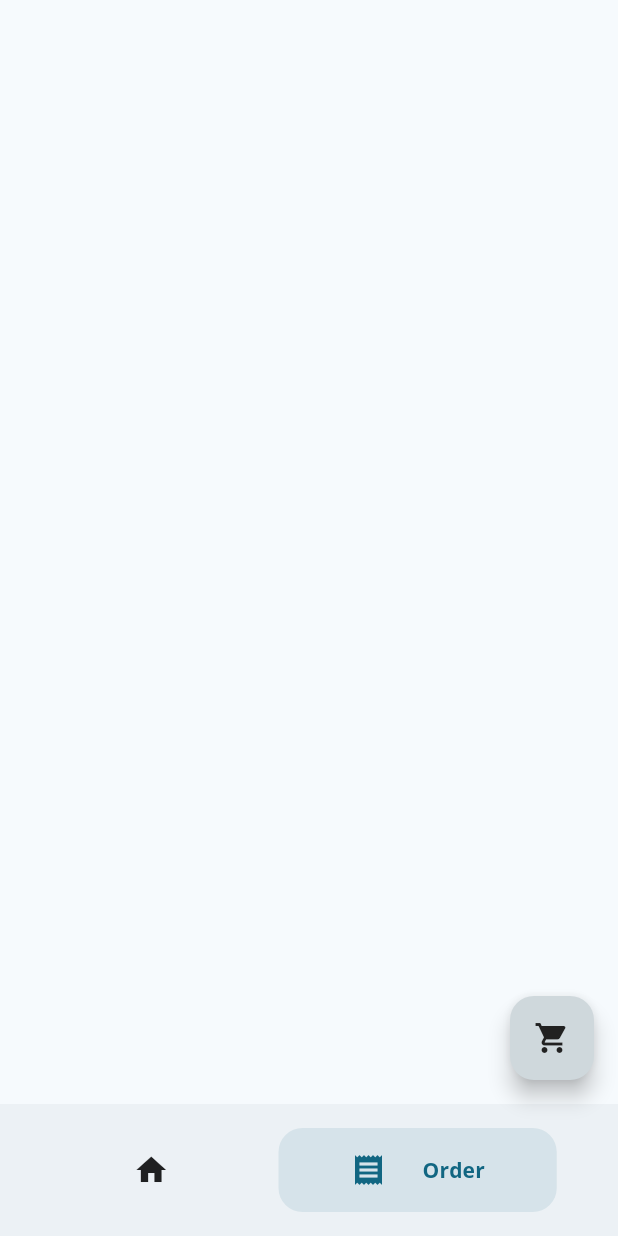
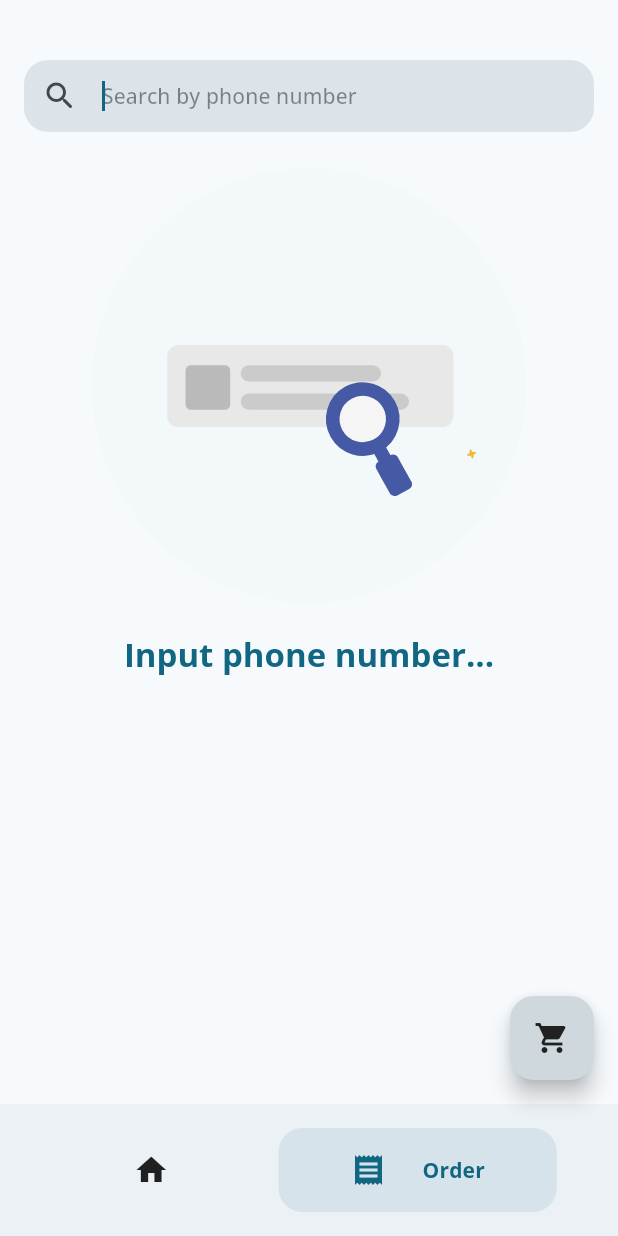
Before and after one commit to Mse-Group-4-Python/instrument_store_mobile, a Flutter app: the screen it shows after launch, swiped to page 2, on a phone screen of 412 x 824 dp. Run offline on Flutter 3.47's test engine with Material 3 defaults, Android fonts, the phone set to English and light mode, and no system bars; drawn by our look-alikes of animated_text_kit, keyboard_dismisser, salomon_bottom_bar; our stand-ins replace animate_do, dio, flutter_staggered_animations, get, google_fonts, lottie.

Commit message:
fixed by middle dev

```diff
--- a/lib/domain/models/customer_order_model.dart
+++ b/lib/domain/models/customer_order_model.dart
@@ -2,9 +2,65 @@ import 'package:instrument_store_mobile/domain/entities/customer_order_entity.da
 import 'package:instrument_store_mobile/domain/models/bases/base_model.dart';
 
 class CustomerOrderModel extends BaseModel {
-  const CustomerOrderModel();
+  final int id;
+  final String name;
+  final String phone;
+  final String address;
+  final DateTime orderDate;
+  final double totalPrice;
+  CustomerOrderModel({
+    required this.id,
+    required this.name,
+    required this.phone,
+    required this.address,
+    required this.totalPrice,
+  }) : orderDate = DateTime.now();
 
   factory CustomerOrderModel.fromEntity(CustomerOrderEntity entity) {
-    return const CustomerOrderModel();
+    return CustomerOrderModel(
+      id: 0,
+      name: '',
+      phone: '',
+      address: '',
+      totalPrice: 0,
+    );
+  }
+
+  static List<CustomerOrderModel> mockData({required String keyword}) {
+    final list = [
+      CustomerOrderModel(
+        id: 1,
+        name: 'Nguyen Van A',
+        phone: '0123456789',
+        address: 'Ha Noi',
+        totalPrice: 1000000,
+      ),
+      CustomerOrderModel(
+        id: 2,
+        name: 'Nguyen Van B',
+        phone: '0123456789',
+        address: 'Ha Noi',
+        totalPrice: 1000000,
+      ),
+      CustomerOrderModel(
+        id: 3,
+        name: 'Nguyen Van C',
+        phone: '0123456789',
+        address: 'Ha Noi',
+        totalPrice: 1000000,
+      ),
+      CustomerOrderModel(
+        id: 4,
+        name: 'Nguyen Van D',
+        phone: '0123456789',
+        address: 'Ha Noi',
+        totalPrice: 1000000,
+      ),
+    ];
+    final filterByPhone = list.where((element) {
+      final condition = element.phone.contains(keyword);
+      return condition;
+    }).toList();
+    return filterByPhone;
   }
 }
--- a/lib/presentation/pages/home/home_controller.dart
+++ b/lib/presentation/pages/home/home_controller.dart
@@ -19,8 +19,7 @@ enum HomeTabBar {
   }
 }
 
-class HomeController extends GetxController
-    with ServiceMixin, GetTickerProviderStateMixin {
+class HomeController extends GetxController with ServiceMixin, GetTickerProviderStateMixin {
   final List<HomeTabBar> _tabBarItems = [
     HomeTabBar.home,
     HomeTabBar.order,
@@ -46,6 +45,7 @@ class HomeController extends GetxController
 
   void onChangeTab(int index) {
     if (index == _tabBarItems.indexOf(_currentTab.value)) return;
+    if (index > _tabBarItems.length - 1) return;
     _currentTab.value = _tabBarItems[index];
     tabController.animateTo(index);
     pageController.animateToPage(
--- a/lib/presentation/pages/home/home_page.dart
+++ b/lib/presentation/pages/home/home_page.dart
@@ -18,6 +18,7 @@ class HomePage extends StatelessWidget {
         return Scaffold(
           body: PageView.builder(
             controller: controller.pageController,
+            itemCount: controller.tabBarItems.length,
             onPageChanged: (index) {
               controller.onChangeTab(index);
             },
@@ -48,8 +49,7 @@ class _BottonNavigationBar extends GetView<HomeController> {
     return Obx(
       () {
         return SalomonBottomBar(
-          backgroundColor:
-              context.theme.colorScheme.surfaceVariant.withOpacity(0.4),
+          backgroundColor: context.theme.colorScheme.surfaceVariant.withOpacity(0.4),
           currentIndex: controller.tabBarItems.indexOf(
             controller.currentTab,
           ),
--- a/lib/presentation/pages/order/order_controller.dart
+++ b/lib/presentation/pages/order/order_controller.dart
@@ -1,4 +1,44 @@
+import 'dart:developer';
+
+import 'package:flutter/material.dart';
 import 'package:get/get.dart';
+import 'package:instrument_store_mobile/domain/enums/loading_enum.dart';
+import 'package:instrument_store_mobile/domain/models/customer_order_model.dart';
 import 'package:instrument_store_mobile/domain/services/services.dart';
 
-class OrderController extends GetxController with ServiceMixin {}
+class OrderController extends GetxController with ServiceMixin {
+  final TextEditingController phoneSearchController = TextEditingController();
+
+  final Rx<LoadingState> loadingState = LoadingState.initial.obs;
+  final RxList<CustomerOrderModel> customerOrders = RxList<CustomerOrderModel>([]);
+  @override
+  void onInit() {
+    super.onInit();
+    phoneSearchController.addListener(() async {
+      if (phoneSearchController.text.isEmpty) {
+        loadingState.value = LoadingState.initial;
+        return;
+      }
+      log(phoneSearchController.text, name: 'OrderController_onInit()');
+      await search();
+    });
+  }
+
+  Future<void> search() async {
+    loadingState.value = LoadingState.loading;
+    try {
+      final result = CustomerOrderModel.mockData(
+        keyword: phoneSearchController.text,
+      );
+      await Future.delayed(const Duration(seconds: 2));
+      if (result.isEmpty) {
+        loadingState.value = LoadingState.empty;
+        return;
+      }
+      customerOrders.value = result;
+      loadingState.value = LoadingState.success;
+    } catch (e) {
+      loadingState.value = LoadingState.error;
+    }
+  }
+}
--- a/lib/presentation/pages/order/order_page.dart
+++ b/lib/presentation/pages/order/order_page.dart
@@ -1,5 +1,14 @@
+// ignore_for_file: unnecessary_const
+
 import 'package:flutter/material.dart';
 import 'package:get/get.dart';
+import 'package:instrument_store_mobile/domain/enums/loading_enum.dart';
+import 'package:instrument_store_mobile/presentation/widgets/common_text_field.dart';
+import 'package:instrument_store_mobile/presentation/widgets/empty_widget.dart';
+import 'package:instrument_store_mobile/presentation/widgets/error_widget.dart';
+import 'package:instrument_store_mobile/presentation/widgets/loading_widget.dart';
+import 'package:instrument_store_mobile/presentation/widgets/search_loading_widget.dart';
+import 'package:keyboard_dismisser/keyboard_dismisser.dart';
 
 import 'order_controller.dart';
 
@@ -10,8 +19,7 @@ class OrderPage extends StatefulWidget {
   State<OrderPage> createState() => _OrderPageState();
 }
 
-class _OrderPageState extends State<OrderPage>
-    with AutomaticKeepAliveClientMixin {
+class _OrderPageState extends State<OrderPage> with AutomaticKeepAliveClientMixin {
   @override
   void initState() {
     Get.put(OrderController());
@@ -21,13 +29,131 @@ class _OrderPageState extends State<OrderPage>
   @override
   Widget build(BuildContext context) {
     super.build(context);
-    return GetBuilder<OrderController>(
-      builder: (controller) {
-        return const SizedBox.shrink();
-      },
+    return KeyboardDismisser(
+      child: GetBuilder<OrderController>(
+        builder: (controller) {
+          return const Scaffold(
+            body: SafeArea(
+              bottom: false,
+              child: SingleChildScrollView(
+                padding: const EdgeInsets.all(16),
+                child: Column(
+                  crossAxisAlignment: CrossAxisAlignment.start,
+                  children: [
+                    const SizedBox(height: 24),
+                    const _SearchTextField(),
+                    const SizedBox(height: 24),
+                    // blank page, when user search -> display result
+                    const _SearchResultSection(),
+                  ],
+                ),
+              ),
+            ),
+          );
+        },
+      ),
     );
   }
 
   @override
   bool get wantKeepAlive => true;
 }
+
+class _SearchTextField extends GetView<OrderController> {
+  const _SearchTextField();
+
+  @override
+  Widget build(BuildContext context) {
+    return Material(
+      child: CommonTextField(
+        controller: controller.phoneSearchController,
+        hintText: 'Search by phone number',
+        prefixIcon: const Icon(Icons.search_rounded),
+        autofocus: true,
+      ),
+    );
+  }
+}
+
+// class _OrderListSectionBuilder extends GetView<OrderController> {
+//   const _OrderListSectionBuilder();
+
+//   @override
+//   Widget build(BuildContext context) {
+//     return Obx(() {
+//       switch (controller.loadingState.value) {
+//         case LoadingState.initial:
+//         case LoadingState.loading:
+//           return const LoadingWidget();
+//         case LoadingState.success:
+//           return ListView.builder(
+//             shrinkWrap: true,
+//             physics: const NeverScrollableScrollPhysics(),
+//             itemCount: controller.customerOrders.length,
+//             itemBuilder: (context, index) {
+//               final order = controller.customerOrders[index];
+//               return _CustomerOrderSection();
+//             },
+//           );
+//         case LoadingState.empty:
+//           return const EmptyHandleWidget();
+//         case LoadingState.error:
+//           return const ErrorHandleWidget();
+//       }
+//     });
+//   }
+// }
+
+// class _CustomerOrderSection extends GetView<OrderController> {
+//   const _CustomerOrderSection();
+
+//   @override
+//   Widget build(BuildContext context) {
+//     return const Column(
+//       crossAxisAlignment: CrossAxisAlignment.start,
+//       children: [
+//         const Text(
+//           'Customer Orders',
+//           style: TextStyle(
+//             fontSize: 18,
+//             fontWeight: FontWeight.bold,
+//           ),
+//         ),
+//         const SizedBox(height: 16),
+//         const _OrderListSectionBuilder(),
+//       ],
+//     );
+//   }
+// }
+
+class _SearchResultSection extends GetView<OrderController> {
+  const _SearchResultSection();
+
+  @override
+  Widget build(BuildContext context) {
+    return Obx(() {
+      switch (controller.loadingState.value) {
+        case LoadingState.initial:
+        case LoadingState.loading:
+          return const SearchLoadingWidget(text: 'Input phone number...');
+        case LoadingState.success:
+          return ListView.builder(
+            shrinkWrap: true,
+            physics: const NeverScrollableScrollPhysics(),
+            itemCount: controller.customerOrders.length,
+            itemBuilder: (context, index) {
+              final order = controller.customerOrders[index];
+              return Container(
+                height: 10,
+                color: Colors.red,
+              );
+            },
+          );
+        case LoadingState.empty:
+          return const EmptyHandleWidget();
+        case LoadingState.error:
+          return const ErrorHandleWidget();
+      }
+    });
+  }
+}
--- /dev/null
+++ b/lib/presentation/widgets/search_loading_widget.dart
@@ -0,0 +1,44 @@
+import 'package:animated_text_kit/animated_text_kit.dart';
+import 'package:flutter/material.dart';
+import 'package:get/get.dart';
+import 'package:lottie/lottie.dart';
+
+class SearchLoadingWidget extends StatelessWidget {
+  final String text;
+  const SearchLoadingWidget({
+    Key? key,
+    this.text = 'Searching...',
+  }) : super(key: key);
+
+  @override
+  Widget build(BuildContext context) {
+    return Column(
+      children: [
+        Container(
+          padding: const EdgeInsets.all(32),
+          decoration: BoxDecoration(
+            color: context.theme.colorScheme.surfaceVariant.withOpacity(.1),
+            shape: BoxShape.circle,
+          ),
+          child: Lottie.asset(
+            'assets/search_animation.json',
+          ),
+        ),
+        const SizedBox(height: 20),
+        AnimatedTextKit(
+          animatedTexts: [
+            WavyAnimatedText(
+              text,
+              speed: const Duration(milliseconds: 210),
+              textStyle: context.theme.textTheme.titleLarge?.copyWith(
+                color: context.theme.colorScheme.primary,
+                fontWeight: FontWeight.bold,
+              ),
+            ),
+          ],
+          repeatForever: true,
+        ),
+      ],
+    );
+  }
+}
```
Also changed, not shown: lib/presentation/pages/search/search_page.dart (+5 -43 lines), pubspec.yaml (+3 -4 lines), pubspec.lock.
